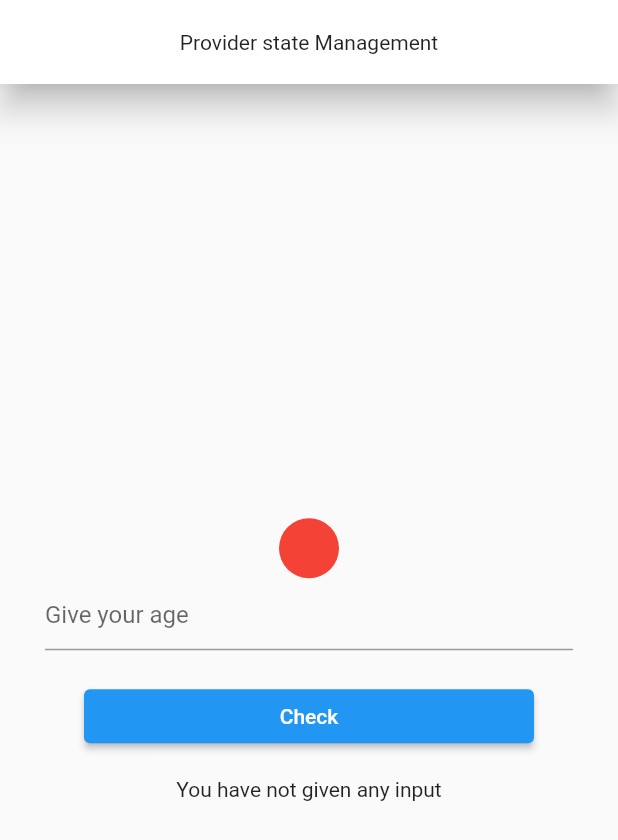
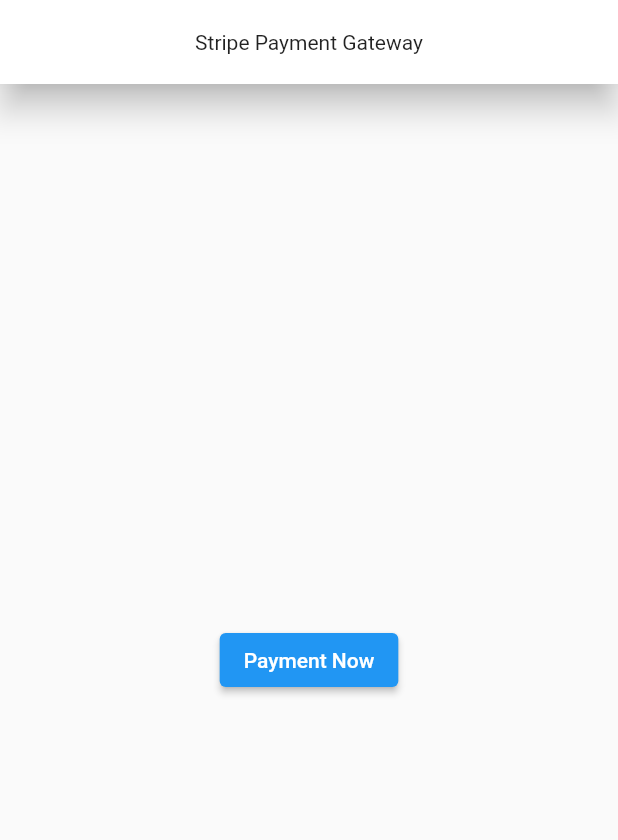
Before and after one commit to sadman-ichha/Flutter-Avenue, a Flutter app: the screen it shows after launch, on a phone screen of 412 x 824 dp. Shown: the top 840 px of the screen. Run offline on Flutter 3.47's test engine with Material 2 defaults, Android fonts, the phone set to English and light mode, and no system bars; our stand-ins replace fluttertoast, google_maps_flutter, google_mobile_ads, image_picker, location; missing offline and left inert: flutter_stripe.

Commit message:
Stripe payment initialize

```diff
--- /dev/null
+++ b/lib/Payment Gateway/Stripe/payment_screen.dart
@@ -0,0 +1,29 @@
+import 'package:flutter/material.dart';
+
+class PaymentScreen extends StatefulWidget {
+  const PaymentScreen({super.key});
+
+  @override
+  State<PaymentScreen> createState() => _PaymentScreenState();
+}
+
+class _PaymentScreenState extends State<PaymentScreen> {
+  @override
+  Widget build(BuildContext context) {
+    return Scaffold(
+      appBar: AppBar(
+        title: Text("Stripe Payment Gateway",
+            style: Theme.of(context).textTheme.bodyMedium),
+        centerTitle: true,
+        elevation: 9,
+        backgroundColor: Colors.white,
+      ),
+      body: Center(
+        child: ElevatedButton(
+          onPressed: () {},
+          child: const Text("Payment Now"),
+        ),
+      ),
+    );
+  }
+}
--- a/lib/main.dart
+++ b/lib/main.dart
@@ -1,13 +1,16 @@
 import 'package:flutter/material.dart';
 import 'package:google_mobile_ads/google_mobile_ads.dart';
 import 'package:provider/provider.dart';
+import 'Payment Gateway/Stripe/payment_screen.dart';
+import 'package:flutter_stripe/flutter_stripe.dart';
 import 'packages/Provider/eligibility_provider_screen.dart';
-import 'packages/Provider/eligibility_screen.dart';
 
-void main() {
+void main() async {
   WidgetsFlutterBinding.ensureInitialized();
   MobileAds.instance.initialize();
-
+  Stripe.publishableKey =
+      "pk_test_51MoSvCBxRMKAhtZ7If0CfWKboZDd2LiaH60T376NqRjqmHlqFKWAqYYWTLy5HgYQvDJsR8VYUT9wo7N5VXrRiOtt00ziZRAR2W";
+  await Stripe.instance.applySettings();
   runApp(
     //Multi provider
     MultiProvider(
@@ -26,10 +29,10 @@
 
   @override
   Widget build(BuildContext context) {
-    return MaterialApp(
+    return const MaterialApp(
       title: "Flutter Avenue",
       debugShowCheckedModeBanner: false,
-      home: EligibilityScreen(),
+      home: PaymentScreen(),
     );
   }
 }
--- a/pubspec.yaml
+++ b/pubspec.yaml
@@ -37,10 +37,13 @@
   location: ^4.4.0
   google_maps_flutter: ^2.2.4
   provider: ^6.0.5
+  http: ^0.13.5
+
 
   # The following adds the Cupertino Icons font to your application.
   # Use with the CupertinoIcons class for iOS style icons.
   cupertino_icons: ^1.0.2
+  flutter_stripe: ^9.0.0+1
 
 dev_dependencies:
   flutter_test:
@@ -63,6 +66,7 @@
   # included with your application, so that you can use the icons in
   # the material Icons class.
   uses-material-design: true
+
 
   # To add assets to your application, add an assets section, like this:
   assets:
```
Also changed, not shown: lib/Payment Gateway/Stripe/payment_controllar.dart (added), pubspec.lock, 6 other files.
